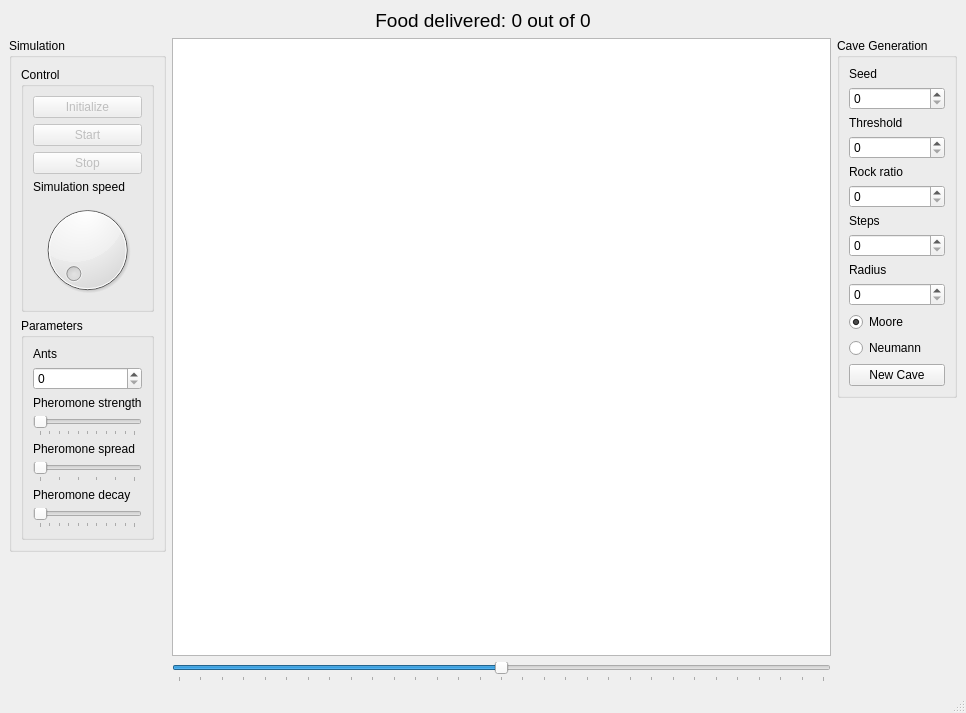
Old version of the form main_window.ui in the repository Nargaruga/Ant-Simulator.
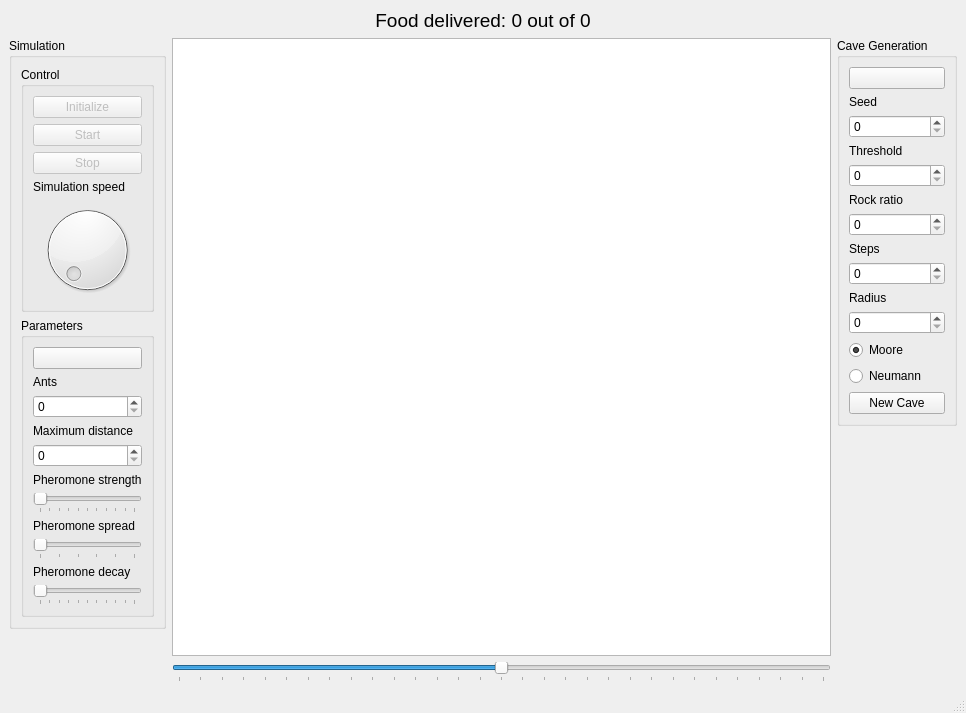
New version of the form.

Patch:
```diff
--- a/main_window.ui
+++ b/main_window.ui
@@ -113,6 +113,13 @@
                 <string>Parameters</string>
                </property>
                <layout class="QVBoxLayout" name="verticalLayout_5">
+                <item>
+                 <widget class="QPushButton" name="resetSimParamBtn">
+                  <property name="text">
+                   <string/>
+                  </property>
+                 </widget>
+                </item>
                 <item>
                  <widget class="QLabel" name="antsLbl">
                   <property name="text">
@@ -123,6 +130,16 @@
                 <item>
                  <widget class="QSpinBox" name="antsSB"/>
                 </item>
+                <item>
+                 <widget class="QLabel" name="maxDistLbl">
+                  <property name="text">
+                   <string>Maximum distance</string>
+                  </property>
+                 </widget>
+                </item>
+                <item>
+                 <widget class="QSpinBox" name="maxDistSB"/>
+                </item>
                 <item>
                  <widget class="QLabel" name="phStrengthLbl">
                   <property name="text">
@@ -266,6 +283,13 @@
              <string>Cave Generation</string>
             </property>
             <layout class="QVBoxLayout" name="verticalLayout_2">
+             <item>
+              <widget class="QPushButton" name="resetCaveParamBtn">
+               <property name="text">
+                <string/>
+               </property>
+              </widget>
+             </item>
              <item>
               <widget class="QLabel" name="seedLbl">
                <property name="text">
```
